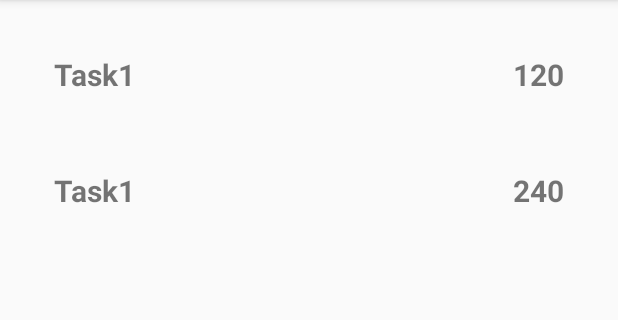
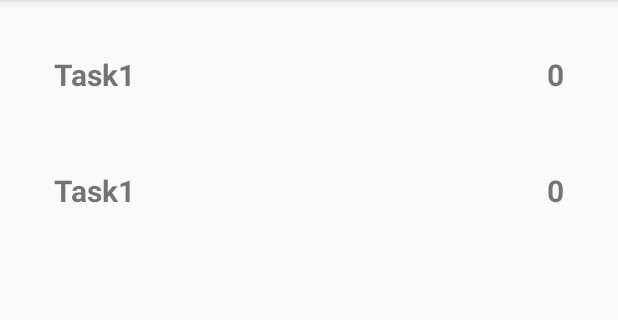
Before and after one commit to neelmehta247/Hack4Health, an Android app: the screen it shows after launch (MainActivity), on a phone screen of 412 x 824 dp, the part 84-404 px from its top. Run offline under Robolectric (Android 15) with nearby library versions, the phone set to English and light mode, and no system bars.

Commit message:
Countdown timer fix.

```diff
--- a/Android/Hack4Health/app/src/main/java/me/neelmehta/hack4health/MainActivity.java
+++ b/Android/Hack4Health/app/src/main/java/me/neelmehta/hack4health/MainActivity.java
@@ -38,8 +38,8 @@ public class MainActivity extends AppCompatActivity {
         mRecyclerView = (RecyclerView) findViewById(R.id.main_recycler_view);
         mRecyclerView.setLayoutManager(new LinearLayoutManager(this));
 
-        tasks.add(new TaskModal("Task1", (long) 120, 0, 2));
-        tasks.add(new TaskModal("Task1", (long) 240, 0, 4));
+        tasks.add(new TaskModal("Task1", (long) 1200, 0, 2));
+        tasks.add(new TaskModal("Task1", (long) 2400, 0, 4));
         mRecyclerView.setAdapter(new MainRecyclerAdapter(tasks));
     }
 
--- a/Android/Hack4Health/app/src/main/java/me/neelmehta/hack4health/MainRecyclerAdapter.java
+++ b/Android/Hack4Health/app/src/main/java/me/neelmehta/hack4health/MainRecyclerAdapter.java
@@ -2,6 +2,7 @@ package me.neelmehta.hack4health;
 
 import android.os.CountDownTimer;
 import android.support.v7.widget.RecyclerView;
+import android.util.Log;
 import android.view.LayoutInflater;
 import android.view.View;
 import android.view.ViewGroup;
@@ -15,7 +16,6 @@ import java.util.ArrayList;
 public class MainRecyclerAdapter extends RecyclerView.Adapter<MainRecyclerAdapter.ViewHolder> {
     private ArrayList<TaskModal> mDataset = new ArrayList<>();
     private ArrayList<CustomCountDownTimer> countdownTimers = new ArrayList<>();
-
 
     static class ViewHolder extends RecyclerView.ViewHolder {
         // each data item is just a string in this case
@@ -63,12 +63,13 @@ public class MainRecyclerAdapter extends RecyclerView.Adapter<MainRecyclerAdapte
             @Override
             public void onTick(long millisUntilFinished) {
                 holder.time_remaining.setText(String.valueOf
-                        (mDataset.get(position).getTimeInMilliseconds()));
+                        (millisUntilFinished));
+                Log.d("RecyclerView", "Stuff is happening");
             }
 
             @Override
             public void onFinish() {
-
+                holder.time_remaining.setText("0");
             }
         }.start();
     }
```
